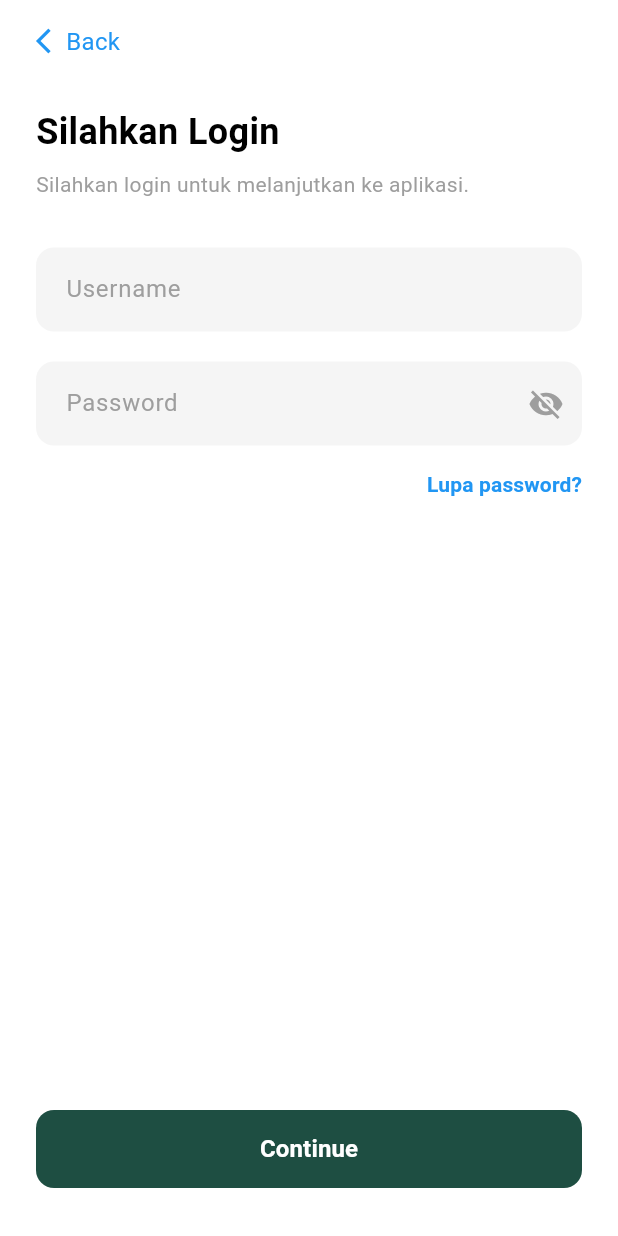
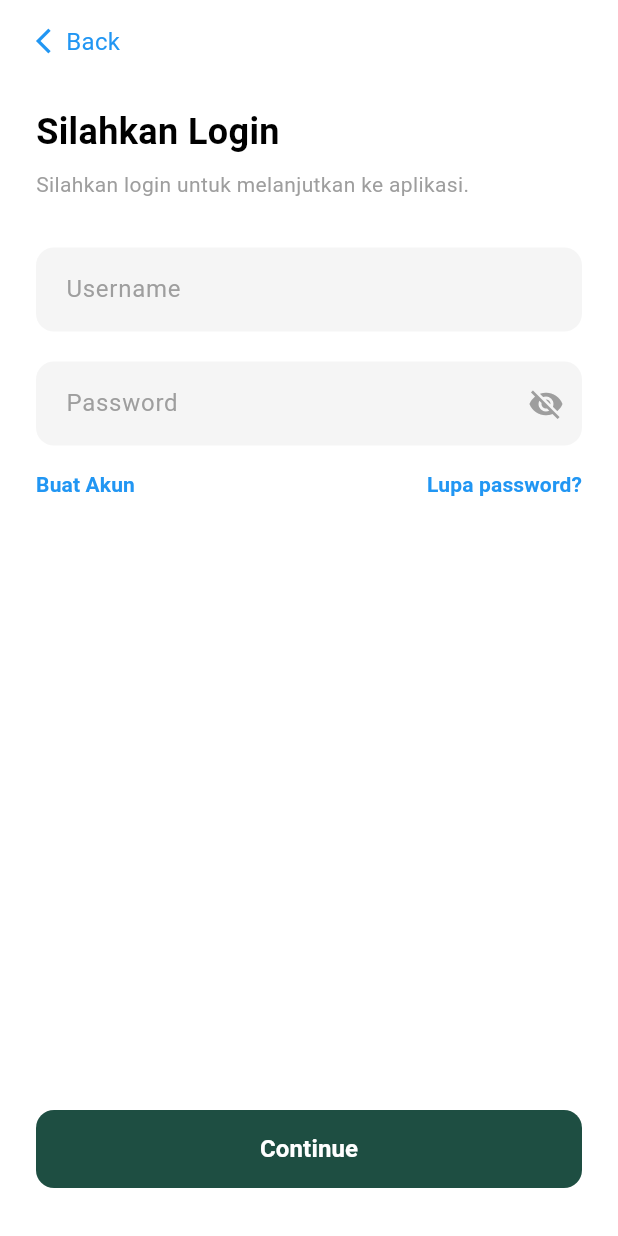
Before and after one commit to Masdim37/jalan2kuy.id-2.0-Mobile, a Flutter app: the LoginFormPage screen opened directly, on a phone screen of 412 x 824 dp. Run offline on Flutter 3.47's test engine with Material 3 defaults, Android fonts, the phone set to English and light mode, and no system bars; our stand-ins replace bootstrap_icons.

```diff
--- a/jalan2kuy/lib/screens/login_form_page.dart
+++ b/jalan2kuy/lib/screens/login_form_page.dart
@@ -1,5 +1,6 @@
 import 'package:flutter/material.dart';
 import 'home_page.dart';
+import 'register_page.dart'; // Import halaman register
 
 class LoginFormPage extends StatefulWidget {
   const LoginFormPage({Key? key}) : super(key: key);
@@ -124,10 +125,36 @@ class _LoginFormPageState extends State<LoginFormPage> {
                     ),
                     const SizedBox(height: 16),
 
-                    // --- 5. Forgot Password ---
-                    Align(
-                      alignment: Alignment.centerRight,
-                      child: TextButton(
+                    // --- 5. Forgot Password & Buat Akun ---
+                    Row(
+                      mainAxisAlignment: MainAxisAlignment.spaceBetween,
+                      children: [
+                        // Tombol Buat Akun
+                        TextButton(
+                          onPressed: () {
+                            Navigator.push(
+                              context,
+                              MaterialPageRoute(
+                                builder: (context) => const RegisterPage(),
+                              ),
+                            );
+                          },
+                          style: TextButton.styleFrom(
+                            padding: EdgeInsets.zero,
+                            minimumSize: Size.zero,
+                            tapTargetSize: MaterialTapTargetSize.shrinkWrap,
+                          ),
+                          child: const Text(
+                            'Buat Akun',
+                            style: TextStyle(
+                              color: Colors.blue,
+                              fontWeight: FontWeight.w600,
+                              fontSize: 14,
+                            ),
+                          ),
+                        ),
+                        // Tombol Lupa Password
+                        TextButton(
                           onPressed: () {
                             // Aksi Lupa Password
                           },
@@ -145,6 +172,7 @@ class _LoginFormPageState extends State<LoginFormPage> {
                             ),
                           ),
                         ),
+                      ],
                     ),
 
                     // Spacer: Mendorong elemen di bawahnya agar mentok ke bawah layar
```
Also changed, not shown: jalan2kuy/lib/screens/edit_akun_page.dart (+5 -85 lines). Lines whose indentation alone changed are shown as unchanged.
